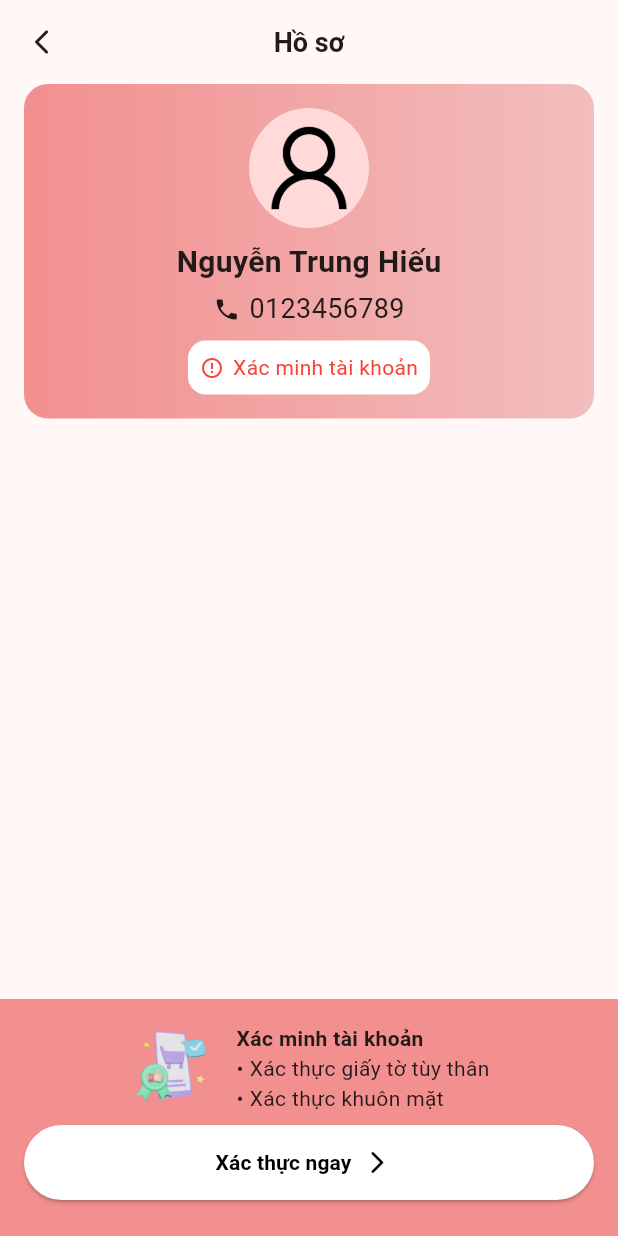
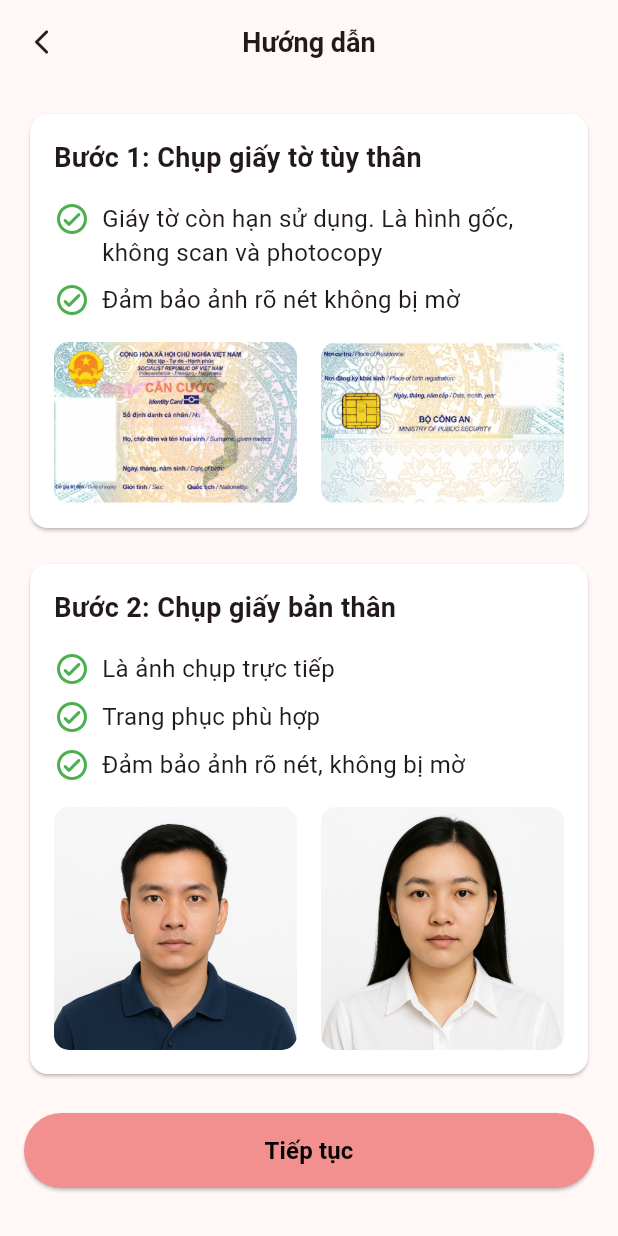
Before and after one commit to HieuNT-2001/su_kien_tot, a Flutter app: the ProfilePage screen opened by its route, after a tap on "Xác thực ngay", on a phone screen of 412 x 824 dp. Run offline on Flutter 3.47's test engine with Material 3 defaults, Android fonts, the phone set to English and light mode, and no system bars; our stand-ins replace country_code_picker, dotted_border, go_router, skeletonizer.

Commit message:
guide page

```diff
--- /dev/null
+++ b/lib/pages/guide/guide_page.dart
@@ -0,0 +1,50 @@
+import 'package:flutter/material.dart';
+import 'package:go_router/go_router.dart';
+import 'package:su_kien_tot/pages/guide/step_1.dart';
+import 'package:su_kien_tot/pages/guide/step_2.dart';
+
+class GuidePage extends StatelessWidget {
+  const GuidePage({super.key});
+
+  @override
+  Widget build(BuildContext context) {
+    return Scaffold(
+      appBar: AppBar(
+        title: const Text(
+          'Hướng dẫn',
+          style: TextStyle(fontSize: 18, fontWeight: FontWeight.bold),
+        ),
+        leading: IconButton(
+          icon: const Icon(Icons.arrow_back_ios_rounded, size: 20),
+          onPressed: () => context.pop(),
+        ),
+        centerTitle: true,
+      ),
+      body: Padding(
+        padding: const EdgeInsets.all(16),
+        child: Column(
+          children: [
+            const Step1(),
+            const SizedBox(height: 16),
+            const Step2(),
+            const Spacer(),
+            ElevatedButton(
+              onPressed: () => context.push('/'),
+              style: OutlinedButton.styleFrom(
+                foregroundColor: Colors.black,
+                backgroundColor: const Color(0xFFF28F8F),
+                minimumSize: const Size(double.infinity, 50),
+                disabledBackgroundColor: Colors.grey,
+              ),
+              child: const Text(
+                'Tiếp tục',
+                style: TextStyle(fontSize: 16, fontWeight: FontWeight.bold),
+              ),
+            ),
+            const SizedBox(height: 16),
+          ],
+        ),
+      ),
+    );
+  }
+}
--- /dev/null
+++ b/lib/pages/guide/step_1.dart
@@ -0,0 +1,70 @@
+import 'package:flutter/material.dart';
+
+class Step1 extends StatelessWidget {
+  const Step1({super.key});
+
+  @override
+  Widget build(BuildContext context) {
+    return Card(
+      color: Colors.white,
+      child: Padding(
+        padding: const EdgeInsets.all(16),
+        child: Column(
+          crossAxisAlignment: CrossAxisAlignment.start,
+          children: [
+            const Text(
+              'Bước 1: Chụp giấy tờ tùy thân',
+              style: TextStyle(fontWeight: FontWeight.bold, fontSize: 18),
+            ),
+            const SizedBox(height: 16),
+            const Row(
+              crossAxisAlignment: CrossAxisAlignment.start,
+              children: [
+                Icon(Icons.check_circle_outline_rounded, color: Colors.green),
+                SizedBox(width: 8),
+                Expanded(
+                  child: Text(
+                    'Giáy tờ còn hạn sử dụng. Là hình gốc, không scan và photocopy',
+                    style: TextStyle(fontSize: 16),
+                  ),
+                ),
+              ],
+            ),
+            const SizedBox(height: 8),
+            const Row(
+              crossAxisAlignment: CrossAxisAlignment.start,
+              children: [
+                Icon(Icons.check_circle_outline_rounded, color: Colors.green),
+                SizedBox(width: 8),
+                Expanded(
+                  child: Text(
+                    'Đảm bảo ảnh rõ nét không bị mờ',
+                    style: TextStyle(fontSize: 16),
+                  ),
+                ),
+              ],
+            ),
+            const SizedBox(height: 16),
+            Row(
+              children: [
+                Expanded(
+                  child: ClipRRect(
+                    borderRadius: BorderRadius.circular(10),
+                    child: Image.asset('assets/images/can_cuoc_mat_truoc.png'),
+                  ),
+                ),
+                const SizedBox(width: 16),
+                Expanded(
+                  child: ClipRRect(
+                    borderRadius: BorderRadius.circular(10),
+                    child: Image.asset('assets/images/can_cuoc_mat_sau.png'),
+                  ),
+                ),
+              ],
+            ),
+          ],
+        ),
+      ),
+    );
+  }
+}
--- /dev/null
+++ b/lib/pages/guide/step_2.dart
@@ -0,0 +1,84 @@
+import 'package:flutter/material.dart';
+
+class Step2 extends StatelessWidget {
+  const Step2({super.key});
+
+  @override
+  Widget build(BuildContext context) {
+    return Card(
+      color: Colors.white,
+      child: Padding(
+        padding: const EdgeInsets.all(16),
+        child: Column(
+          crossAxisAlignment: CrossAxisAlignment.start,
+          children: [
+            const Text(
+              'Bước 2: Chụp giấy bản thân',
+              style: TextStyle(fontWeight: FontWeight.bold, fontSize: 18),
+            ),
+            const SizedBox(height: 16),
+            const Row(
+              crossAxisAlignment: CrossAxisAlignment.start,
+              children: [
+                Icon(Icons.check_circle_outline_rounded, color: Colors.green),
+                SizedBox(width: 8),
+                Expanded(
+                  child: Text(
+                    'Là ảnh chụp trực tiếp',
+                    style: TextStyle(fontSize: 16),
+                  ),
+                ),
+              ],
+            ),
+            const SizedBox(height: 8),
+            const Row(
+              crossAxisAlignment: CrossAxisAlignment.start,
+              children: [
+                Icon(Icons.check_circle_outline_rounded, color: Colors.green),
+                SizedBox(width: 8),
+                Expanded(
+                  child: Text(
+                    'Trang phục phù hợp',
+                    style: TextStyle(fontSize: 16),
+                  ),
+                ),
+              ],
+            ),
+            const SizedBox(height: 8),
+            const Row(
+              crossAxisAlignment: CrossAxisAlignment.start,
+              children: [
+                Icon(Icons.check_circle_outline_rounded, color: Colors.green),
+                SizedBox(width: 8),
+                Expanded(
+                  child: Text(
+                    'Đảm bảo ảnh rõ nét, không bị mờ',
+                    style: TextStyle(fontSize: 16),
+                  ),
+                ),
+              ],
+            ),
+            const SizedBox(height: 16),
+            Row(
+              children: [
+                Expanded(
+                  child: ClipRRect(
+                    borderRadius: BorderRadius.circular(10),
+                    child: Image.asset('assets/images/portrait_male.png'),
+                  ),
+                ),
+                const SizedBox(width: 16),
+                Expanded(
+                  child: ClipRRect(
+                    borderRadius: BorderRadius.circular(10),
+                    child: Image.asset('assets/images/portrait_female.png'),
+                  ),
+                ),
+              ],
+            ),
+          ],
+        ),
+      ),
+    );
+  }
+}
--- a/lib/pages/profile/verify_section.dart
+++ b/lib/pages/profile/verify_section.dart
@@ -1,4 +1,5 @@
 import 'package:flutter/material.dart';
+import 'package:go_router/go_router.dart';
 
 class VerifySection extends StatelessWidget {
   final bool isVerified;
@@ -31,7 +32,7 @@ class VerifySection extends StatelessWidget {
           ),
           const SizedBox(height: 8),
           ElevatedButton.icon(
-            onPressed: () {},
+            onPressed: () => context.push('/guide-page'),
             style: ElevatedButton.styleFrom(
               backgroundColor: Colors.white,
               foregroundColor: const Color(0xFFF28F8F),
--- a/lib/routes/app_router.dart
+++ b/lib/routes/app_router.dart
@@ -3,6 +3,7 @@ import 'package:go_router/go_router.dart';
 import 'package:su_kien_tot/pages/account/account_page.dart';
 import 'package:su_kien_tot/pages/activity/activity_page.dart';
 import 'package:su_kien_tot/pages/favorite/favorite_page.dart';
+import 'package:su_kien_tot/pages/guide/guide_page.dart';
 import 'package:su_kien_tot/pages/help/help_page.dart';
 import 'package:su_kien_tot/pages/home/home_guest.dart';
 import 'package:su_kien_tot/pages/home/home_user.dart';
@@ -95,6 +96,10 @@ class AppRouter {
         path: '/profile-page',
         builder: (context, state) => const ProfilePage(),
       ),
+      GoRoute(
+        path: '/guide-page',
+        builder: (context, state) => const GuidePage(),
+      ),
       StatefulShellRoute.indexedStack(
         builder: (context, state, navigationShell) {
           return Scaffold(
```
Also changed, not shown: assets/images/can_cuoc_mat_sau.png (added), assets/images/can_cuoc_mat_truoc.png (added), assets/images/portrait_female.png (added), assets/images/portrait_male.png (added).
